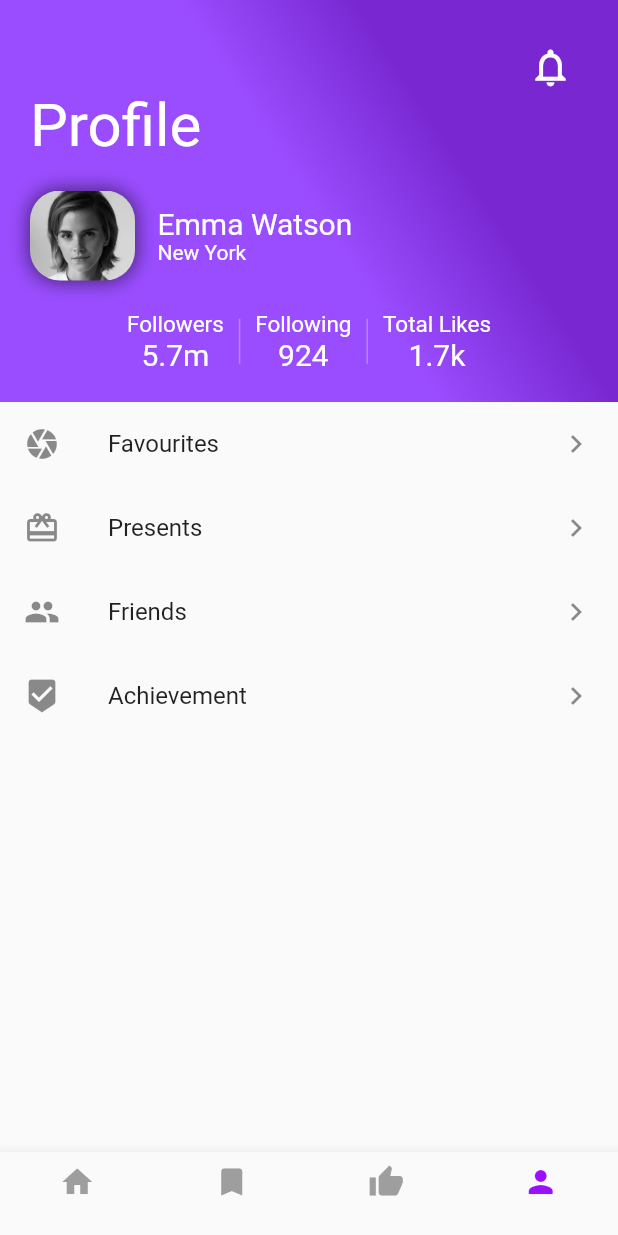
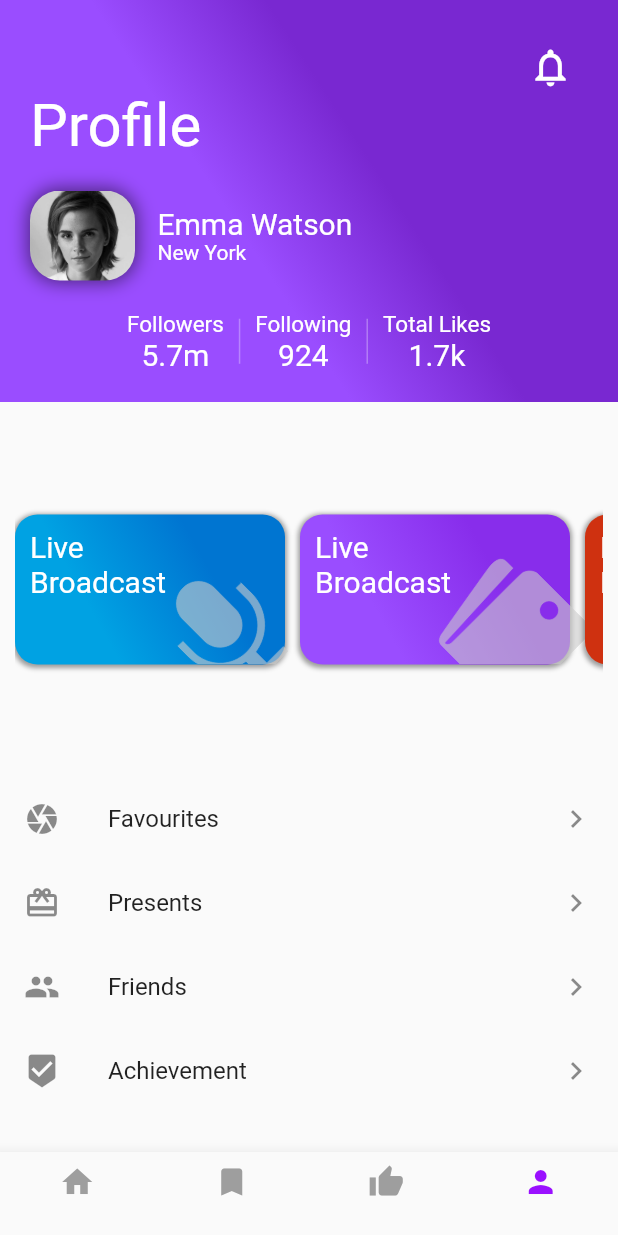
Before and after one commit to SonQBChau/profile_ui, a Flutter app: the screen it shows after launch, on a phone screen of 412 x 824 dp. Run offline on Flutter 3.47's test engine with Material 2 defaults, Android fonts, the phone set to English and light mode, and no system bars.

```diff
--- a/lib/main.dart
+++ b/lib/main.dart
@@ -1,6 +1,8 @@
 import 'package:flutter/material.dart';
 import 'package:flutter/rendering.dart';
+import 'dart:math';
 import 'package:profile_ui/ProfileColors.dart';
+import 'package:profile_ui/quick_actions.dart';
 
 void main() {
 //  debugPaintSizeEnabled = true;
@@ -18,10 +20,10 @@ class MyApp extends StatelessWidget {
       ),
       home: Scaffold(
         body: Container(
-//          padding: EdgeInsets.all(36),
           child: Column(
             children: <Widget>[
               buildProfileHeader(),
+              buildQuickActions(),
               buildMainMenu(),
             ],
           ),
@@ -31,33 +33,130 @@ class MyApp extends StatelessWidget {
     );
   }
 
-  Widget buildProfileHeader(){
+  Widget buildQuickActions() {
+    return Expanded(
+      child: Container(
+        padding: EdgeInsets.only(left:10,right: 10),
+        child: ListView(
+          scrollDirection: Axis.horizontal,
+          children: <Widget>[
+            buildCard(Color(0xFF00A2E3),Color(0xFF0075D1),'microphone.png', 'Live', 'Broadcast' ),
+            SizedBox(width: 10,),
+            buildCard(Color(0xFF9A4DFF),Color(0xFF882DEB),'wallet.png', 'Live', 'Broadcast' ),
+            SizedBox(width: 10,),
+            buildCard(Color(0xFFCF3110),Color(0xFFBA110E),'joystick.png', 'Live', 'Broadcast' ),
+          ],
+        ),
+      ),
+    );
+  }
+
+  Widget buildCard(Color color1, Color color2, String imgName, String text1, String text2) {
+    return Center(
+      child: Stack(
+        children: <Widget>[
+          Container(
+            height: 100,
+            width: 180,
+            padding: EdgeInsets.only(left: 10, top: 10),
+            decoration: BoxDecoration(
+              gradient: LinearGradient(
+                begin: Alignment.bottomLeft,
+                end: Alignment.topRight,
+                stops: [0.3, 0.7],
+                colors: [
+                  color1,
+                  color2,
+                ],
+              ),
+              borderRadius: BorderRadius.all(Radius.circular(15)),
+              boxShadow: [
+                BoxShadow(
+                  color: Colors.black38,
+                  blurRadius: 2,
+                  spreadRadius: 1,
+                  offset: Offset(0, 1),
+                )
+              ],
+            ),
+            child: Column(
+              crossAxisAlignment: CrossAxisAlignment.start,
+              children: <Widget>[
+                Text(
+                  text1,
+                  style: TextStyle(color: Colors.white, fontSize: 20),
+                ),
+                Text(
+                  text2,
+                  style: TextStyle(color: Colors.white, fontSize: 20),
+                ),
+              ],
+            ),
+          ),
+          Opacity(
+            opacity: 0.6,
+            child: Transform.translate(
+              offset: Offset(50, 27),
+              child: Transform.scale(
+                scale: 0.8,
+                child: Transform.rotate(
+                  angle: -pi/4,
+                  child: ClipPath(
+                    clipper: _BackgroundImageClipper(),
+                    child: Container(
+                      height: 100,
+                      width: 180,
+                      padding: EdgeInsets.only(left: 10, top: 10),
+                      decoration: BoxDecoration(
+                        image: DecorationImage(
+                          image: AssetImage('assets/images/${imgName}'),
+                        ),
+                      ),
+                    ),
+                  ),
+                ),
+              ),
+            ),
+          ),
+        ],
+      ),
+    );
+  }
+
+  Widget buildProfileHeader() {
     return Container(
       padding: EdgeInsets.all(20),
-//      color: Colors.purpleAccent,
       decoration: BoxDecoration(
         gradient: LinearGradient(
-            colors: [
-              Color(0xFF7928D1), Color(0xFF9A4DFF)
-            ],
-            stops: [0.3,0.5],
+          colors: [Color(0xFF7928D1), Color(0xFF9A4DFF)],
+          stops: [0.4, 0.6],
           begin: Alignment.topRight,
           end: Alignment.bottomLeft,
         ),
       ),
       child: Column(
         children: <Widget>[
-          SizedBox(height: 10,),
+          SizedBox(
+            height: 10,
+          ),
           Container(
               padding: EdgeInsets.only(right: 10),
               alignment: Alignment.centerRight,
-              child: Icon(Icons.notifications_none, color: Colors.white, size: 30,)
-          ),
+              child: Icon(
+                Icons.notifications_none,
+                color: Colors.white,
+                size: 30,
+              )),
           Container(
             alignment: Alignment.centerLeft,
-              child: Text('Profile', style: TextStyle(fontSize: 40, color: Colors.white),),
+            child: Text(
+              'Profile',
+              style: TextStyle(fontSize: 40, color: Colors.white),
             ),
-          SizedBox(height: 20,),
+          ),
+          SizedBox(
+            height: 20,
+          ),
           Row(
             children: <Widget>[
               Container(
@@ -70,22 +169,32 @@ class MyApp extends StatelessWidget {
                   ),
                   borderRadius: BorderRadius.all(Radius.circular(20)),
                   boxShadow: [
-                      BoxShadow(color: Colors.black54, blurRadius: 10, spreadRadius: 1)
+                    BoxShadow(
+                        color: Colors.black54, blurRadius: 10, spreadRadius: 1)
                   ],
                 ),
-
               ),
-              SizedBox(width: 15,),
+              SizedBox(
+                width: 15,
+              ),
               Column(
                 crossAxisAlignment: CrossAxisAlignment.start,
                 children: <Widget>[
-                  Text('Emma Watson', style: TextStyle(color: Colors.white, fontSize: 20),),
-                  Text('New York', style: TextStyle(color: Colors.white),),
+                  Text(
+                    'Emma Watson',
+                    style: TextStyle(color: Colors.white, fontSize: 20),
+                  ),
+                  Text(
+                    'New York',
+                    style: TextStyle(color: Colors.white),
+                  ),
                 ],
               ),
             ],
           ),
-          SizedBox(height: 20,),
+          SizedBox(
+            height: 20,
+          ),
           Center(
             child: Row(
               mainAxisAlignment: MainAxisAlignment.center,
@@ -93,23 +202,41 @@ class MyApp extends StatelessWidget {
                 Center(
                   child: Column(
                     children: <Widget>[
-                      Text('Followers', style: TextStyle(color: Colors.white, fontSize: 15),),
-                      Text('5.7m', style: TextStyle(color: Colors.white, fontSize: 20),),
+                      Text(
+                        'Followers',
+                        style: TextStyle(color: Colors.white, fontSize: 15),
+                      ),
+                      Text(
+                        '5.7m',
+                        style: TextStyle(color: Colors.white, fontSize: 20),
+                      ),
                     ],
                   ),
                 ),
                 buildVerticalDivider(),
                 Column(
                   children: <Widget>[
-                    Text('Following', style: TextStyle(color: Colors.white, fontSize: 15),),
-                    Text('924', style: TextStyle(color: Colors.white, fontSize: 20),),
+                    Text(
+                      'Following',
+                      style: TextStyle(color: Colors.white, fontSize: 15),
+                    ),
+                    Text(
+                      '924',
+                      style: TextStyle(color: Colors.white, fontSize: 20),
+                    ),
                   ],
                 ),
                 buildVerticalDivider(),
                 Column(
                   children: <Widget>[
-                    Text('Total Likes', style: TextStyle(color: Colors.white, fontSize: 15),),
-                    Text('1.7k', style: TextStyle(color: Colors.white, fontSize: 20),),
+                    Text(
+                      'Total Likes',
+                      style: TextStyle(color: Colors.white, fontSize: 15),
+                    ),
+                    Text(
+                      '1.7k',
+                      style: TextStyle(color: Colors.white, fontSize: 20),
+                    ),
                   ],
                 ),
               ],
@@ -125,7 +252,7 @@ class MyApp extends StatelessWidget {
       height: 30,
       width: 1,
       color: Colors.white30,
-              margin: EdgeInsets.only(left:10, right:10),
+      margin: EdgeInsets.only(left: 10, right: 10),
     );
   }
 
@@ -137,25 +264,25 @@ class MyApp extends StatelessWidget {
             leading: Icon(Icons.camera),
             title: Text('Favourites'),
             trailing: Icon(Icons.keyboard_arrow_right),
-                onTap: (){},
+            onTap: () {},
           ),
           ListTile(
             leading: Icon(Icons.card_giftcard),
             title: Text('Presents'),
             trailing: Icon(Icons.keyboard_arrow_right),
-                onTap: (){},
+            onTap: () {},
           ),
           ListTile(
             leading: Icon(Icons.group),
             title: Text('Friends'),
             trailing: Icon(Icons.keyboard_arrow_right),
-                onTap: (){},
+            onTap: () {},
           ),
           ListTile(
             leading: Icon(Icons.beenhere),
             title: Text('Achievement'),
             trailing: Icon(Icons.keyboard_arrow_right),
-                onTap: (){},
+            onTap: () {},
           ),
         ],
       ),
@@ -165,26 +292,54 @@ class MyApp extends StatelessWidget {
   BottomNavigationBar buildBottomNavigationBar() {
     return BottomNavigationBar(
       currentIndex: 0,
-        onTap: (index){},
+      onTap: (index) {},
       type: BottomNavigationBarType.fixed,
       items: [
         BottomNavigationBarItem(
-            icon: Icon(Icons.home, color: Colors.grey,),
-            title:  Padding(padding: EdgeInsets.all(0)),
+          icon: Icon(
+            Icons.home,
+            color: Colors.grey,
+          ),
+          title: Padding(padding: EdgeInsets.all(0)),
         ),
         BottomNavigationBarItem(
-            icon: Icon(Icons.bookmark, color: Colors.grey,),
-            title:  Padding(padding: EdgeInsets.all(0)),
+          icon: Icon(
+            Icons.bookmark,
+            color: Colors.grey,
+          ),
+          title: Padding(padding: EdgeInsets.all(0)),
         ),
         BottomNavigationBarItem(
-            icon: Icon(Icons.thumb_up, color: Colors.grey,),
-            title:  Padding(padding: EdgeInsets.all(0)),
+          icon: Icon(
+            Icons.thumb_up,
+            color: Colors.grey,
+          ),
+          title: Padding(padding: EdgeInsets.all(0)),
         ),
         BottomNavigationBarItem(
-            icon: Icon(Icons.person, color: ProfileColors.primaryColor,),
-            title:  Padding(padding: EdgeInsets.all(0)),
+          icon: Icon(
+            Icons.person,
+            color: ProfileColors.primaryColor,
+          ),
+          title: Padding(padding: EdgeInsets.all(0)),
         ),
       ],
     );
   }
 }
+
+class _BackgroundImageClipper extends CustomClipper<Path> {
+  @override
+  Path getClip(Size size) {
+    final path = new Path();
+    path.moveTo(0.0, 0.0);
+    path.lineTo(size.width, size.height + 80);
+    path.lineTo(size.width, 0.0);
+    path.close();
+    return path;
+  }
+
+  @override
+  bool shouldReclip(CustomClipper<Path> oldClipper) => false;
+
+}
```
Also changed, not shown: lib/quick_actions.dart (added, +141 -0 lines). Lines whose indentation alone changed are shown as unchanged.
